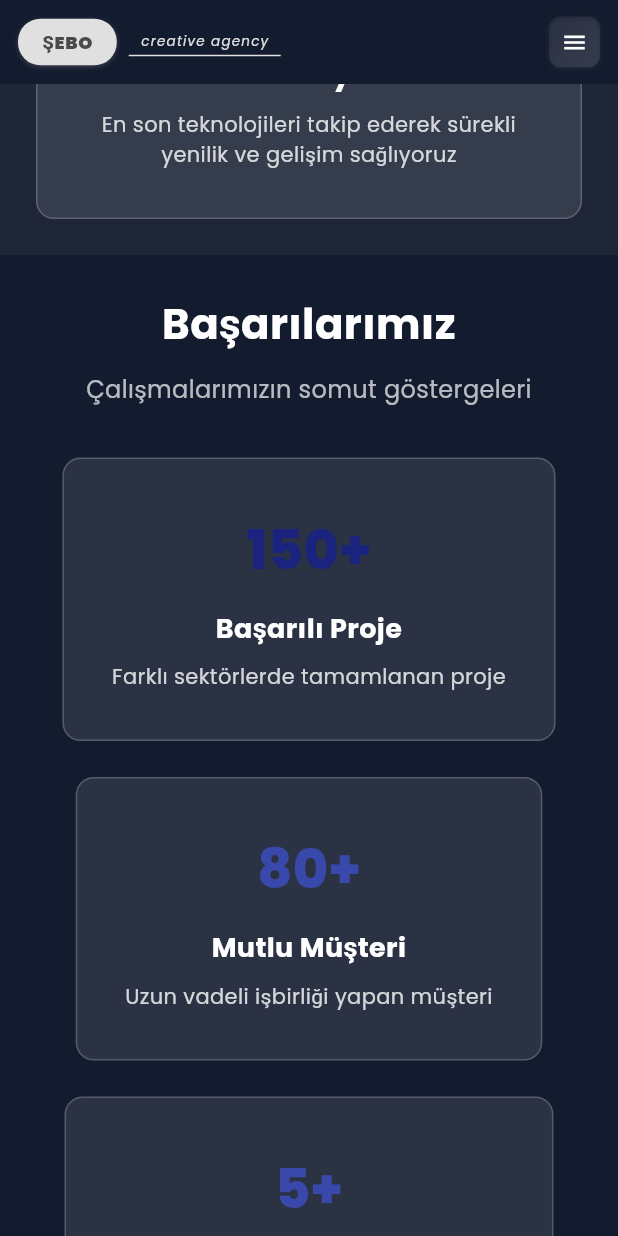
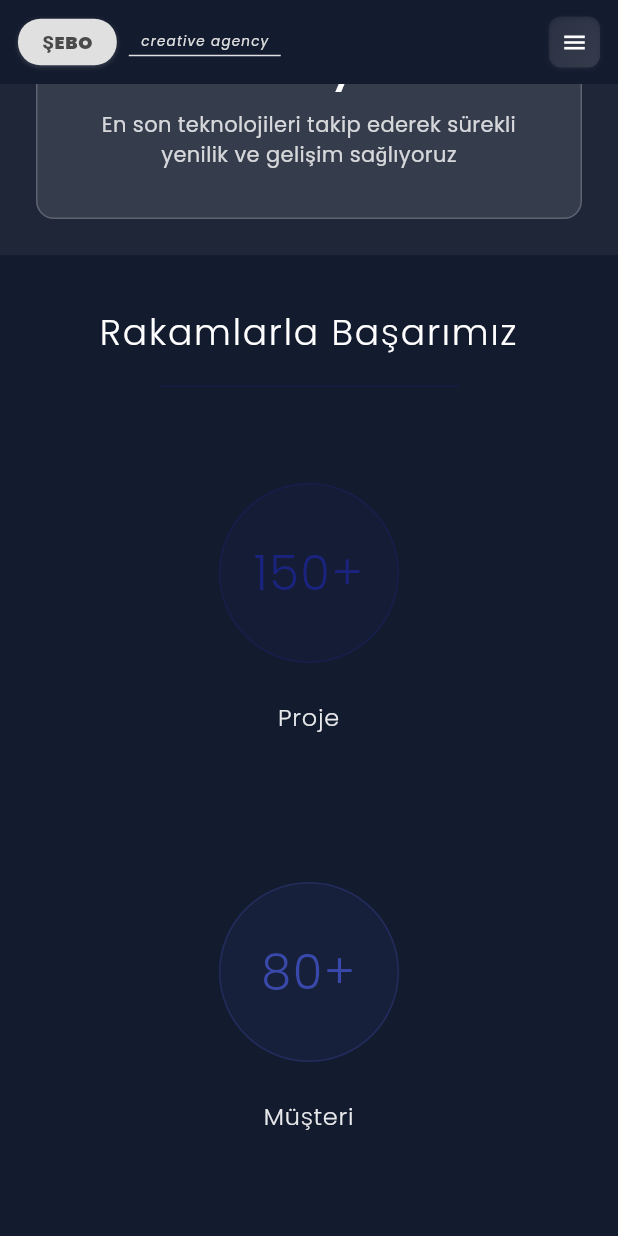
Before and after one commit to yusufftncy/seboagence, a Flutter app: the AboutPage screen opened by its route, scrolled down 2304 dp, on a phone screen of 412 x 824 dp. Run offline on Flutter 3.47's test engine with Material 3 defaults, Android fonts, the phone set to English and light mode, and no system bars; our stand-ins replace flutter_riverpod, google_fonts.

Commit message:
Minimize achievements section design with clean, modern layout

```diff
--- a/lib/presentation/pages/about_page.dart
+++ b/lib/presentation/pages/about_page.dart
@@ -333,28 +333,32 @@ class _ValuesSection extends StatelessWidget {
         _buildValueCard(
           icon: Icons.lightbulb,
           title: 'Yaratıcılık',
-          description: 'Her projede özgün ve etkileyici tasarım çözümleri geliştiriyoruz',
+          description:
+              'Her projede özgün ve etkileyici tasarım çözümleri geliştiriyoruz',
           color: Branding.primary,
         ),
         SizedBox(height: Branding.spacingL),
         _buildValueCard(
           icon: Icons.star,
           title: 'Kalite',
-          description: 'Uluslararası standartlarda, detaylara önem veren yaklaşımla çalışıyoruz',
+          description:
+              'Uluslararası standartlarda, detaylara önem veren yaklaşımla çalışıyoruz',
           color: Branding.secondary,
         ),
         SizedBox(height: Branding.spacingL),
         _buildValueCard(
           icon: Icons.security,
           title: 'Güvenilirlik',
-          description: 'Zamanında teslimat ve şeffaf iletişimle güvenilir partnerlik kuruyoruz',
+          description:
+              'Zamanında teslimat ve şeffaf iletişimle güvenilir partnerlik kuruyoruz',
           color: Branding.secondary,
         ),
         SizedBox(height: Branding.spacingL),
         _buildValueCard(
           icon: Icons.trending_up,
           title: 'İnovasyon',
-          description: 'En son teknolojileri takip ederek sürekli yenilik ve gelişim sağlıyoruz',
+          description:
+              'En son teknolojileri takip ederek sürekli yenilik ve gelişim sağlıyoruz',
           color: Branding.primary,
         ),
       ],
@@ -506,7 +510,7 @@ class _ValuesSection extends StatelessWidget {
   }
 }
 
-/// Achievements Section
+/// Achievements Section - Minimal Design
 class _AchievementsSection extends StatelessWidget {
   const _AchievementsSection();
 
@@ -516,31 +520,32 @@ class _AchievementsSection extends StatelessWidget {
 
     return Container(
       width: double.infinity,
-      padding: EdgeInsets.all(
-        isMobile ? Branding.spacingL : Branding.spacingXXL,
+      padding: EdgeInsets.symmetric(
+        horizontal: isMobile ? Branding.spacingL : Branding.spacingXXL,
+        vertical: isMobile ? Branding.spacingXL : Branding.spacingXXL * 1.5,
       ),
       child: Column(
         children: [
-          Text(
-            'Başarılarımız',
+          // Minimal header
+          Text(
+            'Rakamlarla Başarımız',
             style: TextStyle(
               color: Branding.white,
-              fontSize: isMobile ? 28.0 : 36.0,
-              fontWeight: FontWeight.w700,
-            ),
-            textAlign: TextAlign.center,
-          ),
-          SizedBox(height: Branding.spacingS),
-          Text(
-            'Çalışmalarımızın somut göstergeleri',
-            style: TextStyle(
-              color: Branding.white.withValues(alpha: 0.7),
-              fontSize: isMobile ? 16.0 : 18.0,
-              fontWeight: FontWeight.w400,
-            ),
-            textAlign: TextAlign.center,
-          ),
-          SizedBox(height: Branding.spacingXL),
+              fontSize: isMobile ? 24.0 : 32.0,
+              fontWeight: FontWeight.w300,
+              letterSpacing: 1.2,
+            ),
+            textAlign: TextAlign.center,
+          ),
+          SizedBox(height: isMobile ? Branding.spacingM : Branding.spacingL),
+
+          // Minimal subtitle
+          Container(
+            width: isMobile ? 200 : 300,
+            height: 1,
+            color: Branding.primary.withValues(alpha: 0.3),
+          ),
+          SizedBox(height: isMobile ? Branding.spacingXL : Branding.spacingXXL),
 
           Responsive.responsiveWidget(
             context,
@@ -556,32 +561,28 @@ class _AchievementsSection extends StatelessWidget {
   Widget _buildMobileAchievements() {
     return Column(
       children: [
-        _buildAchievementCard(
+        _buildMinimalAchievementCard(
           number: '150+',
-          title: 'Başarılı Proje',
-          description: 'Farklı sektörlerde tamamlanan proje',
+          title: 'Proje',
           color: Branding.primary,
         ),
-        SizedBox(height: Branding.spacingL),
-        _buildAchievementCard(
+        SizedBox(height: Branding.spacingXL),
+        _buildMinimalAchievementCard(
           number: '80+',
-          title: 'Mutlu Müşteri',
-          description: 'Uzun vadeli işbirliği yapan müşteri',
+          title: 'Müşteri',
           color: Branding.secondary,
         ),
-        SizedBox(height: Branding.spacingL),
-        _buildAchievementCard(
+        SizedBox(height: Branding.spacingXL),
+        _buildMinimalAchievementCard(
           number: '5+',
-          title: 'Yıllık Deneyim',
-          description: 'Dijital pazarlama alanında uzmanlık',
+          title: 'Yıl',
+          color: Branding.primary,
+        ),
+        SizedBox(height: Branding.spacingXL),
+        _buildMinimalAchievementCard(
+          number: '98%',
+          title: 'Memnuniyet',
           color: Branding.secondary,
-        ),
-        SizedBox(height: Branding.spacingL),
-        _buildAchievementCard(
-          number: '98%',
-          title: 'Müşteri Memnuniyeti',
-          description: 'Proje tamamlama oranımız',
-          color: Branding.primary,
         ),
       ],
     );
@@ -593,42 +594,38 @@ class _AchievementsSection extends StatelessWidget {
         Row(
           children: [
             Expanded(
-              child: _buildAchievementCard(
-                number: '100+',
-                title: 'Başarılı Proje',
-                description: 'Tamamlanan proje sayısı',
+              child: _buildMinimalAchievementCard(
+                number: '150+',
+                title: 'Proje',
                 color: Branding.primary,
               ),
             ),
-            SizedBox(width: Branding.spacingL),
+            SizedBox(width: Branding.spacingXL),
             Expanded(
-              child: _buildAchievementCard(
-                number: '50+',
-                title: 'Mutlu Müşteri',
-                description: 'Memnun müşteri sayısı',
+              child: _buildMinimalAchievementCard(
+                number: '80+',
+                title: 'Müşteri',
                 color: Branding.secondary,
               ),
             ),
           ],
         ),
-        SizedBox(height: Branding.spacingL),
+        SizedBox(height: Branding.spacingXXL),
         Row(
           children: [
             Expanded(
-              child: _buildAchievementCard(
-                number: '5',
-                title: 'Yıllık Deneyim',
-                description: 'Sektördeki deneyimimiz',
+              child: _buildMinimalAchievementCard(
+                number: '5+',
+                title: 'Yıl',
+                color: Branding.primary,
+              ),
+            ),
+            SizedBox(width: Branding.spacingXL),
+            Expanded(
+              child: _buildMinimalAchievementCard(
+                number: '98%',
+                title: 'Memnuniyet',
                 color: Branding.secondary,
-              ),
-            ),
-            SizedBox(width: Branding.spacingL),
-            Expanded(
-              child: _buildAchievementCard(
-                number: '24/7',
-                title: 'Destek',
-                description: 'Kesintisiz hizmet',
-                color: Branding.primary,
               ),
             ),
           ],
@@ -641,89 +638,87 @@ class _AchievementsSection extends StatelessWidget {
     return Row(
       children: [
         Expanded(
-          child: _buildAchievementCard(
-            number: '100+',
-            title: 'Başarılı Proje',
-            description: 'Tamamlanan proje sayısı',
+          child: _buildMinimalAchievementCard(
+            number: '150+',
+            title: 'Proje',
             color: Branding.primary,
           ),
         ),
-        SizedBox(width: Branding.spacingL),
+        SizedBox(width: Branding.spacingXXL),
         Expanded(
-          child: _buildAchievementCard(
-            number: '50+',
-            title: 'Mutlu Müşteri',
-            description: 'Memnun müşteri sayısı',
+          child: _buildMinimalAchievementCard(
+            number: '80+',
+            title: 'Müşteri',
             color: Branding.secondary,
           ),
         ),
-        SizedBox(width: Branding.spacingL),
+        SizedBox(width: Branding.spacingXXL),
         Expanded(
-          child: _buildAchievementCard(
-            number: '5',
-            title: 'Yıllık Deneyim',
-            description: 'Sektördeki deneyimimiz',
+          child: _buildMinimalAchievementCard(
+            number: '5+',
+            title: 'Yıl',
+            color: Branding.primary,
+          ),
+        ),
+        SizedBox(width: Branding.spacingXXL),
+        Expanded(
+          child: _buildMinimalAchievementCard(
+            number: '98%',
+            title: 'Memnuniyet',
             color: Branding.secondary,
           ),
         ),
-        SizedBox(width: Branding.spacingL),
-        Expanded(
-          child: _buildAchievementCard(
-            number: '24/7',
-            title: 'Destek',
-            description: 'Kesintisiz hizmet',
-            color: Branding.primary,
-          ),
-        ),
-      ],
-    );
-  }
-
-  Widget _buildAchievementCard({
+      ],
+    );
+  }
+
+  Widget _buildMinimalAchievementCard({
     required String number,
     required String title,
-    required String description,
     required Color color,
   }) {
     return Container(
-      padding: EdgeInsets.all(Branding.spacingXL),
-      decoration: BoxDecoration(
-        color: Branding.white.withValues(alpha: 0.1),
-        borderRadius: BorderRadius.circular(Branding.borderRadiusL),
-        border: Border.all(
-          color: Branding.white.withValues(alpha: 0.2),
-          width: 1,
-        ),
+      padding: EdgeInsets.symmetric(
+        vertical: Branding.spacingXL,
+        horizontal: Branding.spacingL,
       ),
       child: Column(
         children: [
-          Text(
-            number,
+          // Number with subtle background
+          Container(
+            width: 120,
+            height: 120,
+            decoration: BoxDecoration(
+              shape: BoxShape.circle,
+              color: color.withValues(alpha: 0.1),
+              border: Border.all(
+                color: color.withValues(alpha: 0.3),
+                width: 1,
+              ),
+            ),
+            child: Center(
+              child: Text(
+                number,
+                style: TextStyle(
+                  color: color,
+                  fontSize: 32.0,
+                  fontWeight: FontWeight.w300,
+                  letterSpacing: 1.0,
+                ),
+                textAlign: TextAlign.center,
+              ),
+            ),
+          ),
+          SizedBox(height: Branding.spacingL),
+
+          // Title with minimal styling
+          Text(
+            title,
             style: TextStyle(
-              color: color,
-              fontSize: 36.0,
-              fontWeight: FontWeight.w800,
-            ),
-            textAlign: TextAlign.center,
-          ),
-          SizedBox(height: Branding.spacingS),
-          Text(
-            title,
-            style: const TextStyle(
-              color: Branding.white,
-              fontSize: 18.0,
-              fontWeight: FontWeight.w700,
-            ),
-            textAlign: TextAlign.center,
-          ),
-          SizedBox(height: Branding.spacingS),
-          Text(
-            description,
-            style: TextStyle(
-              color: Branding.white.withValues(alpha: 0.8),
-              fontSize: 14.0,
-              fontWeight: FontWeight.w400,
-              height: 1.4,
+              color: Branding.white.withValues(alpha: 0.9),
+              fontSize: 16.0,
+              fontWeight: FontWeight.w300,
+              letterSpacing: 0.5,
             ),
             textAlign: TextAlign.center,
           ),
@@ -731,6 +726,7 @@ class _AchievementsSection extends StatelessWidget {
       ),
     );
   }
+
 }
 
 /// Team Section
@@ -787,14 +783,16 @@ class _TeamSection extends StatelessWidget {
         _buildTeamCard(
           name: 'Şebo Yüceer',
           role: 'Kurucu & CEO',
-          description: 'Dijital pazarlama stratejisti ve proje yöneticisi. 5+ yıllık sektör deneyimi ile müşteri odaklı çözümler geliştiriyor.',
+          description:
+              'Dijital pazarlama stratejisti ve proje yöneticisi. 5+ yıllık sektör deneyimi ile müşteri odaklı çözümler geliştiriyor.',
           color: Branding.primary,
         ),
         SizedBox(height: Branding.spacingL),
         _buildTeamCard(
           name: 'Şebo Ekibi',
           role: 'Uzman Takım',
-          description: 'Web tasarım, mobil uygulama geliştirme ve dijital pazarlama alanlarında uzmanlaşmış deneyimli profesyoneller.',
+          description:
+              'Web tasarım, mobil uygulama geliştirme ve dijital pazarlama alanlarında uzmanlaşmış deneyimli profesyoneller.',
           color: Branding.secondary,
         ),
       ],
```
